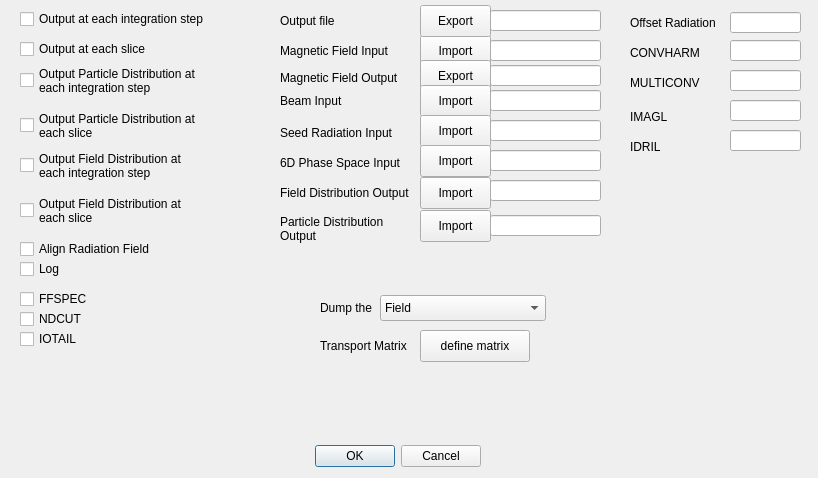
aerosadegh/radtrack, file radtrack/ui/iogenesis.ui: the form before one commit.
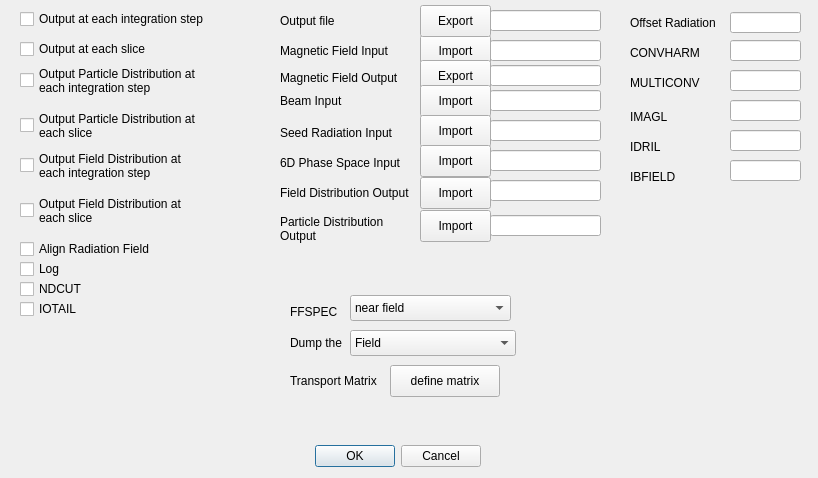
The form after the commit.

Patch:
```diff
--- a/radtrack/ui/iogenesis.ui
+++ b/radtrack/ui/iogenesis.ui
@@ -115,7 +115,7 @@
    <property name="geometry">
     <rect>
      <x>20</x>
-     <y>330</y>
+     <y>300</y>
      <width>85</width>
      <height>18</height>
     </rect>
@@ -247,8 +247,8 @@
   <widget class="QComboBox" name="dump">
    <property name="geometry">
     <rect>
-     <x>380</x>
-     <y>295</y>
+     <x>350</x>
+     <y>330</y>
      <width>166</width>
      <height>26</height>
     </rect>
@@ -272,8 +272,8 @@
   <widget class="QLabel" name="label_4">
    <property name="geometry">
     <rect>
-     <x>320</x>
-     <y>298</y>
+     <x>290</x>
+     <y>333</y>
      <width>61</width>
      <height>20</height>
     </rect>
@@ -403,7 +403,7 @@
    <property name="geometry">
     <rect>
      <x>20</x>
-     <y>310</y>
+     <y>280</y>
      <width>85</width>
      <height>18</height>
     </rect>
@@ -628,8 +628,8 @@
   <widget class="QLabel" name="label_15">
    <property name="geometry">
     <rect>
-     <x>320</x>
-     <y>338</y>
+     <x>290</x>
+     <y>373</y>
      <width>101</width>
      <height>16</height>
     </rect>
@@ -641,8 +641,8 @@
   <widget class="QPushButton" name="pushButton_9">
    <property name="geometry">
     <rect>
-     <x>420</x>
-     <y>330</y>
+     <x>390</x>
+     <y>365</y>
      <width>110</width>
      <height>32</height>
     </rect>
@@ -664,13 +664,61 @@
     <string>Log</string>
    </property>
   </widget>
-  <widget class="QCheckBox" name="checkBox_11">
+  <widget class="QLabel" name="label_16">
    <property name="geometry">
     <rect>
-     <x>20</x>
-     <y>290</y>
-     <width>85</width>
-     <height>18</height>
+     <x>630</x>
+     <y>170</y>
+     <width>56</width>
+     <height>13</height>
+    </rect>
+   </property>
+   <property name="text">
+    <string>IBFIELD</string>
+   </property>
+  </widget>
+  <widget class="QLineEdit" name="ibfield">
+   <property name="geometry">
+    <rect>
+     <x>730</x>
+     <y>160</y>
+     <width>71</width>
+     <height>21</height>
+    </rect>
+   </property>
+  </widget>
+  <widget class="QComboBox" name="ffspec">
+   <property name="geometry">
+    <rect>
+     <x>350</x>
+     <y>295</y>
+     <width>161</width>
+     <height>26</height>
+    </rect>
+   </property>
+   <item>
+    <property name="text">
+     <string>near field</string>
+    </property>
+   </item>
+   <item>
+    <property name="text">
+     <string>far field</string>
+    </property>
+   </item>
+   <item>
+    <property name="text">
+     <string>total radiation power</string>
+    </property>
+   </item>
+  </widget>
+  <widget class="QLabel" name="label_17">
+   <property name="geometry">
+    <rect>
+     <x>290</x>
+     <y>305</y>
+     <width>56</width>
+     <height>13</height>
     </rect>
    </property>
    <property name="text">
```
Left out of the diff: 48 changed lines with no effect on the pictures.
